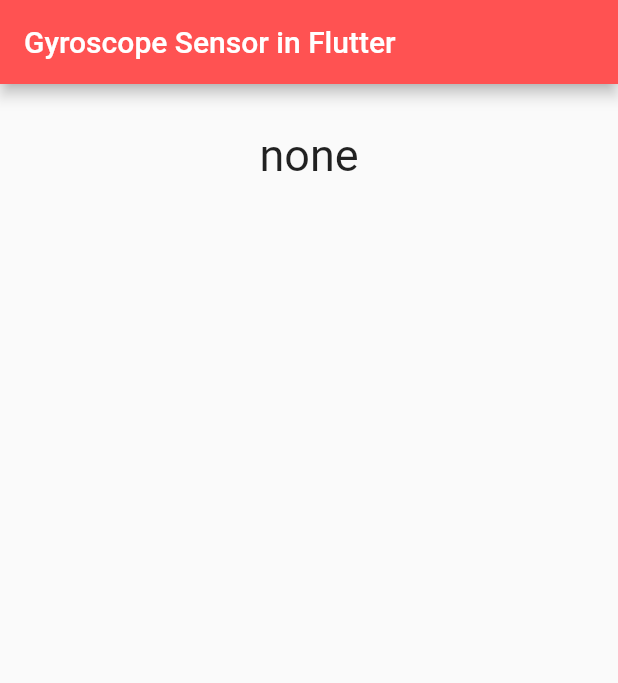
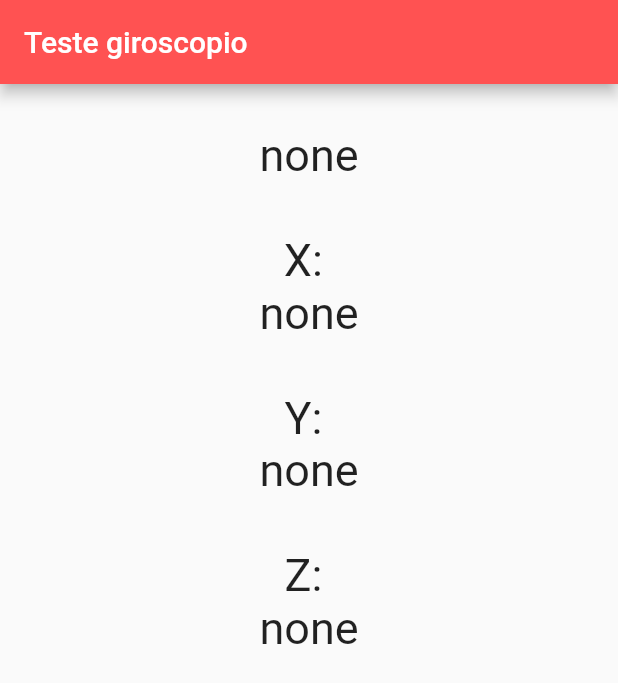
Before and after one commit to Lucasdsf/Map4u, a Flutter app: the screen it shows after launch, on a phone screen of 412 x 824 dp. Shown: the top 683 px of the screen. Run offline on Flutter 3.47's test engine with Material 2 defaults, Android fonts, the phone set to English and light mode, and no system bars; our stand-ins replace form_field_validator, sensors, sensors_plus, sqflite; accounts and stored records are empty.

Commit message:
implementacao de teste com o sensor de giroscopio

```diff
--- a/lib/main.dart
+++ b/lib/main.dart
@@ -22,11 +22,21 @@ class _HomeState extends State<Home> {
 
   double x = 0, y = 0, z = 0;
   String direction = "none";
+  String eventTelaX = "none";
+  String eventTelaY = "none";
+  String eventTelaZ = "none";
+
 
   @override
   void initState() {
     gyroscopeEvents.listen((GyroscopeEvent event) {
        print(event);
+
+       eventTelaX = event.x.toString();
+       eventTelaY = event.y.toString();
+       eventTelaZ = event.z.toString();
+
+
 
        x = event.x;
        y = event.y;
@@ -55,7 +65,7 @@ class _HomeState extends State<Home> {
   Widget build(BuildContext context) {
     return  Scaffold(
           appBar: AppBar(
-              title: Text("Gyroscope Sensor in Flutter"),
+              title: Text("Teste giroscopio"),
               backgroundColor: Colors.redAccent,
           ),
           body: Container(
@@ -63,7 +73,13 @@ class _HomeState extends State<Home> {
             padding: EdgeInsets.all(30),
             child: Column(
                children:[
-                   Text(direction, style: TextStyle(fontSize: 30),)
+                   Text(direction, style: TextStyle(fontSize: 30),),
+                   Text("\nX: ", style: TextStyle(fontSize: 30)),
+                   Text(eventTelaX, style: TextStyle(fontSize: 30), ),
+                   Text("\nY: ", style: TextStyle(fontSize: 30)),
+                   Text(eventTelaY, style: TextStyle(fontSize: 30),),
+                   Text("\nZ: ", style: TextStyle(fontSize: 30)),
+                   Text(eventTelaZ, style: TextStyle(fontSize: 30),),
                ]
             )
           ),
```
